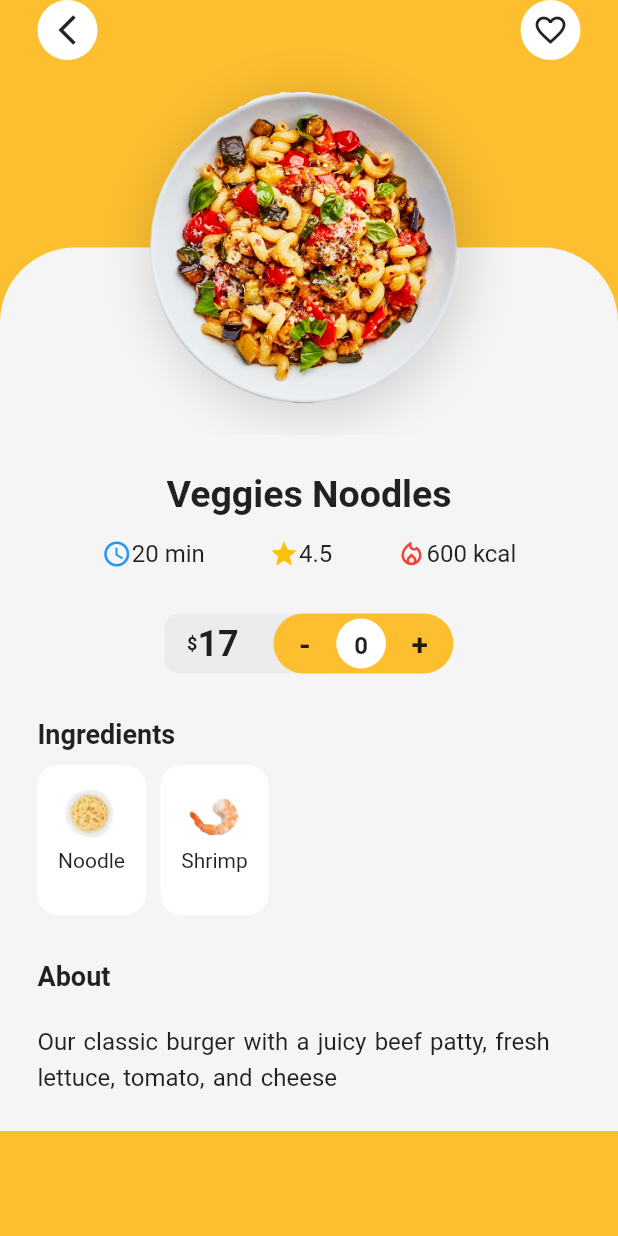
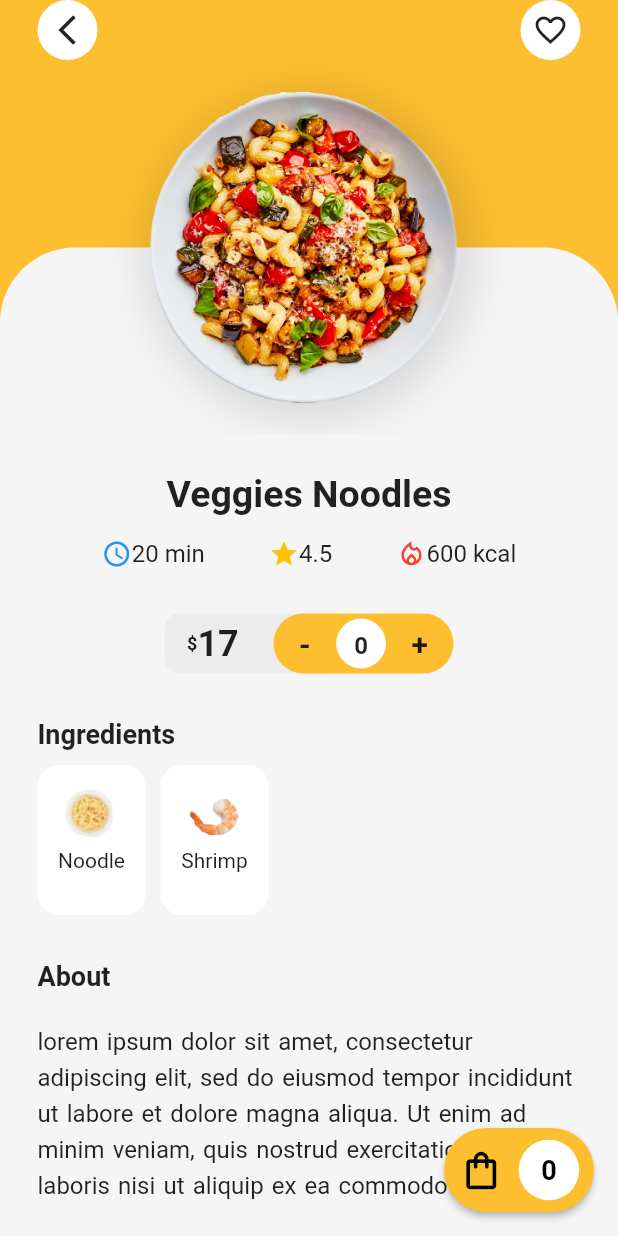
Before and after one commit to KhadijaMakkaoui/Food-Delivery, a Flutter app: the DetailPage screen opened directly with sample values from the repository, on a phone screen of 412 x 824 dp. Run offline on Flutter 3.47's test engine with Material 2 defaults, Android fonts, the phone set to English and light mode, and no system bars; our stand-ins replace smooth_page_indicator.

Commit message:
Add some text to dish about

```diff
--- a/delivery_app/lib/models/food.dart
+++ b/delivery_app/lib/models/food.dart
@@ -34,8 +34,8 @@ class Food {
             'Shrimp': 'assets/images/ingre2.png',
           }
         ]  ,
-        'Our classic burger with a juicy beef patty, fresh lettuce, tomato, and cheese',
-          highLight: true
+        'lorem ipsum dolor sit amet, consectetur adipiscing elit, sed do eiusmod tempor incididunt ut labore et dolore magna aliqua. Ut enim ad minim veniam, quis nostrud exercitation ullamco laboris nisi ut aliquip ex ea commodo consequat.'
+,          highLight: true
       ),
       Food(
         'assets/images/dish2.png',
@@ -61,8 +61,7 @@ class Food {
         'green': 'assets/images/ingre4.png',
         }
         ],
-        'Our classic burger with a juicy beef patty, fresh lettuce, tomato, and cheese',
-
+        'lorem ipsum dolor sit amet, consectetur adipiscing elit, sed do eiusmod tempor incididunt ut labore et dolore magna aliqua. Ut enim ad minim veniam, quis nostrud exercitation ullamco laboris nisi ut aliquip ex ea commodo consequat.'
       ),
       Food(
         'assets/images/dish1.png',
--- a/delivery_app/lib/screens/detail/detail.dart
+++ b/delivery_app/lib/screens/detail/detail.dart
@@ -25,9 +25,46 @@ class DetailPage extends StatelessWidget {
             ),
             FoodImg(food),
            FoodDetail(food),
+
           ],
         ),
       ),
+      floatingActionButton: SizedBox(
+        height: 56,
+        width: 100,
+        child: RawMaterialButton(
+            onPressed: () {  },
+          fillColor: kPrimaryColor,
+          shape: RoundedRectangleBorder(
+            borderRadius: BorderRadius.circular(50),
+            ),
+          elevation: 2,
+          child: Row(
+            mainAxisAlignment:MainAxisAlignment.spaceEvenly,
+            children:[
+              const Icon(Icons.shopping_bag_outlined,
+                color: Colors.black,
+                size: 30,
+              ),
+              Container(
+                padding: const EdgeInsets.all(15),
+                decoration: const BoxDecoration(
+                  color: Colors.white,
+                    shape: BoxShape.circle,
+                ),
+                child: Text(food.quantity.toString(),
+                  style: const TextStyle(
+                    fontSize: 18,
+                    color: Colors.black,
+                    fontWeight: FontWeight.bold,
+                  ),
+                  ),
+              )
+            ]
+          ),
+          ),
+        ),
+
     );
   }
 }
```
